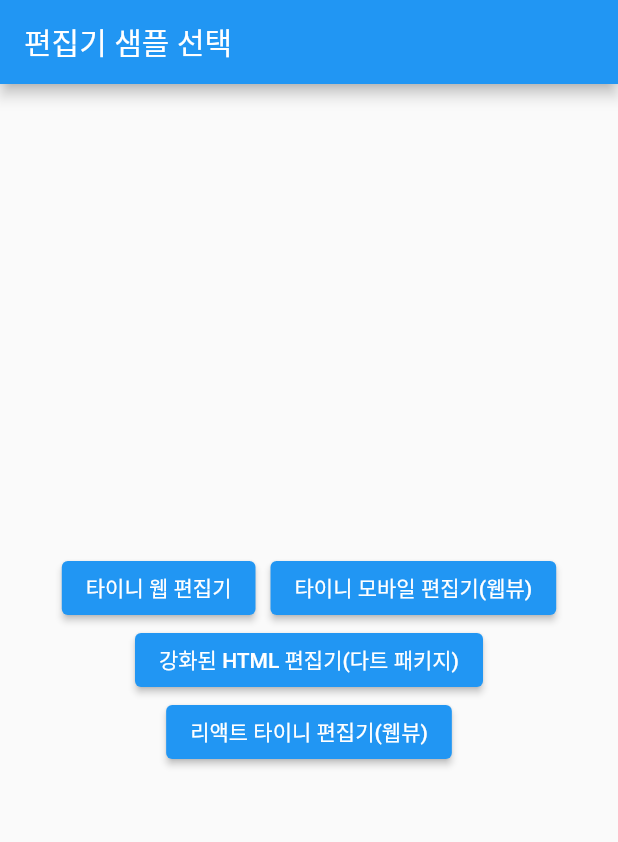
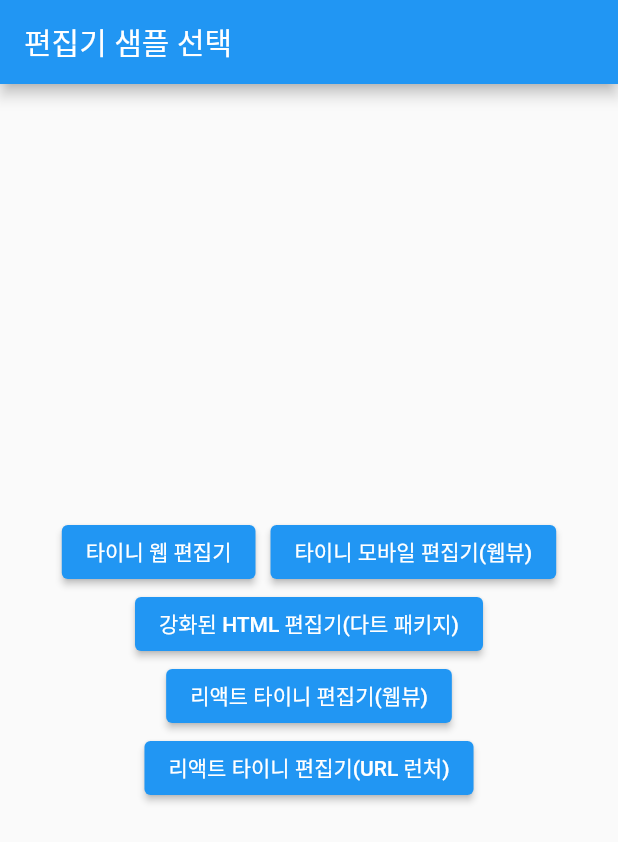
Before and after one commit to elian118/html_editor, a Flutter app: the screen it shows after launch, on a phone screen of 412 x 824 dp. Shown: the top 842 px of the screen. Run offline on Flutter 3.47's test engine with Material 2 defaults, Android fonts, the light colour scheme and no system bars; our stand-ins replace flutter_html, webview_flutter; missing offline and left inert: html_editor_enhanced, universal_html.

Commit message:
타이니 리액트 편집기 URL 런처 버전 업로드

```diff
--- /dev/null
+++ b/lib/common/constants/rawData/local_url.dart
@@ -0,0 +1 @@
+const String localUrl = 'http://localhost:5173';
--- a/lib/features/main/screens/main_screen.dart
+++ b/lib/features/main/screens/main_screen.dart
@@ -1,13 +1,50 @@
 import 'package:flutter/material.dart';
+import 'package:html_editor/common/constants/rawData/local_url.dart';
 import 'package:html_editor/common/widgets/block_alert.dart';
 import 'package:html_editor/features/editor/screens/html_editor_enhanced_screen.dart';
 import 'package:html_editor/features/editor/screens/tiny_mobile_editor_screen.dart';
 import 'package:html_editor/features/editor/screens/tiny_react_editor_screen.dart';
 import 'package:html_editor/features/editor/screens/tiny_web_editor_screen.dart';
 import 'package:html_editor/utils/utils.dart';
+import 'package:url_launcher/url_launcher_string.dart';
 
-class MainScreen extends StatelessWidget {
+class MainScreen extends StatefulWidget {
   const MainScreen({Key? key}) : super(key: key);
+
+  @override
+  State<MainScreen> createState() => _MainScreenState();
+}
+
+class _MainScreenState extends State<MainScreen> {
+  void showErrorDialog(String errMsg) {
+    showDialog(
+      context: context,
+      builder: (context) => AlertDialog(
+        title: const Text('에러'),
+        content: Text(errMsg),
+        actions: [
+          TextButton(
+              onPressed: () => Utils.navPop(context), child: const Text('닫기')),
+        ],
+      ),
+    );
+  }
+
+  void launchBrowser(String url) async {
+    if (await canLaunchUrlString(url)) {
+      await launchUrlString(
+        url,
+        mode: LaunchMode.inAppWebView,
+        webOnlyWindowName: '리액트 타이니 편집기(URL 런처)',
+        webViewConfiguration: const WebViewConfiguration(
+          enableDomStorage: true,
+          enableJavaScript: true,
+        ),
+      );
+    } else {
+      showErrorDialog('브라우저에서 $url 열기 실패');
+    }
+  }
 
   @override
   Widget build(BuildContext context) {
@@ -61,6 +98,10 @@
                   : Utils.navPush(context, const TinyReactEditorScreen()),
               child: const Text('리액트 타이니 편집기(웹뷰)'),
             ),
+            ElevatedButton(
+              onPressed: () => launchBrowser(localUrl),
+              child: const Text('리액트 타이니 편집기(URL 런처)'),
+            ),
           ],
         ),
       ),
--- a/pubspec.yaml
+++ b/pubspec.yaml
@@ -40,6 +40,7 @@
   webview_flutter: ^4.0.2
   html_editor_enhanced: ^2.5.1
   flutter_html: ^3.0.0-alpha.6
+  url_launcher: ^6.1.9
 
 dev_dependencies:
   flutter_test:
```
Also changed, not shown: lib/features/editor/screens/tiny_react_editor_screen.dart (+3 -16 lines), lib/utils/utils.dart (+15 -0 lines), pubspec.lock, 6 other files.
